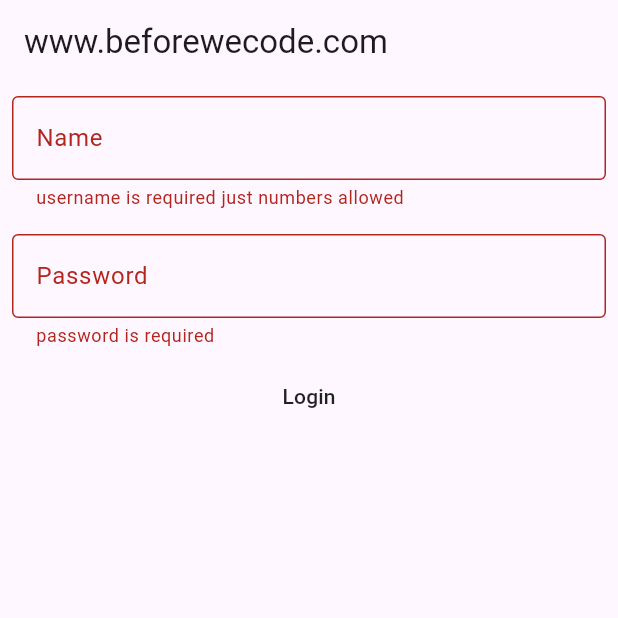
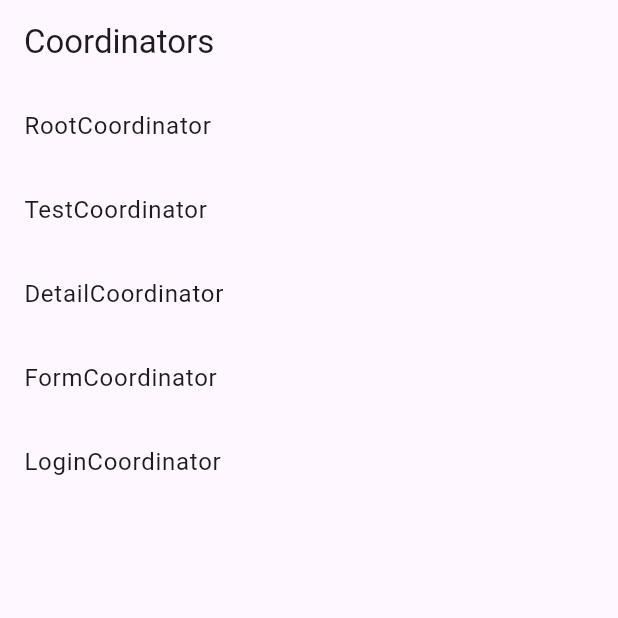
Before and after one commit to McBermuders/beforewecode_flutter_mvvm, a Flutter app: the screen it shows after launch, on a phone screen of 412 x 824 dp, the top half of it. Run offline on Flutter 3.47's test engine with Material 3 defaults, Android fonts, the phone set to English and light mode, and no system bars.

Commit message:
added listview on start to open each coordinator directly

```diff
--- a/mvvm_tutorial_one_beforewecode/lib/main.dart
+++ b/mvvm_tutorial_one_beforewecode/lib/main.dart
@@ -1,6 +1,11 @@
 import 'package:flutter/material.dart';
+import 'package:mvvm_tutorial_one_beforewecode/app/business/coordinators/root_coordinator.dart';
+import 'package:mvvm_tutorial_one_beforewecode/app/business/coordinators/test_coordinator.dart';
 
+import 'app/business/coordinators/detail_coordinator.dart';
+import 'app/business/coordinators/form_coordinator.dart';
 import 'app/business/coordinators/login_coordinator.dart';
+import 'core/contracts/coordinators/coordinator.dart';
 
 void main() {
   runApp(const MyApp());
@@ -17,7 +22,46 @@ class MyApp extends StatelessWidget {
       theme: ThemeData(
         primarySwatch: Colors.blue,
       ),
-      home: LoginCoordinator().start(),
+      home: const CoordinatorListWidget(),
     );
   }
 }
+
+class CoordinatorListWidget extends StatelessWidget {
+  const CoordinatorListWidget({super.key});
+
+  @override
+  Widget build(BuildContext context) {
+    final coordinators = getCoordinators();
+    return Scaffold(
+      appBar: AppBar(
+        title: const Text('Coordinators'),
+      ),
+      body: ListView.builder(
+        itemCount: coordinators.length,
+        itemBuilder: (context, index) {
+          final coordinator = coordinators[index];
+          return ListTile(
+            title: Text(coordinator.runtimeType.toString()),
+            onTap: () {
+              Navigator.push(
+                context,
+                MaterialPageRoute(builder: (context) => coordinator.start()),
+              );
+            },
+          );
+        },
+      ),
+    );
+  }
+
+  List<Coordinator> getCoordinators() {
+    return [
+      RootCoordinator(),
+      TestCoordinator(),
+      DetailCoordinator(),
+      FormCoordinator(),
+      LoginCoordinator(),
+    ];
+  }
+}
```
